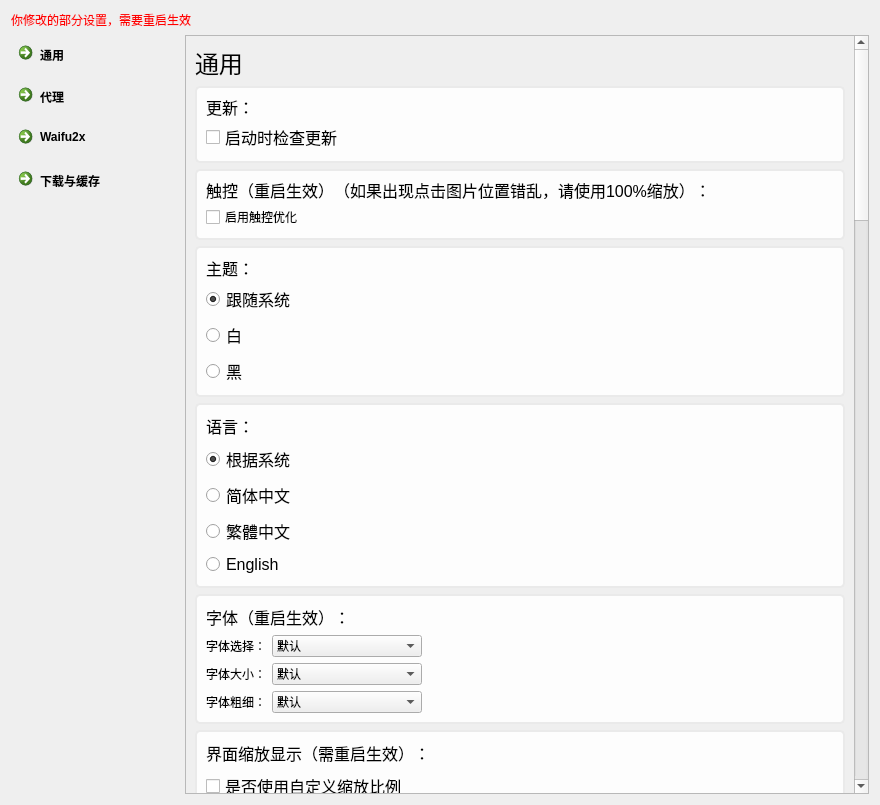
tonquer/JMComic-qt, file ui/ui_setting_new.ui: the form before one commit.
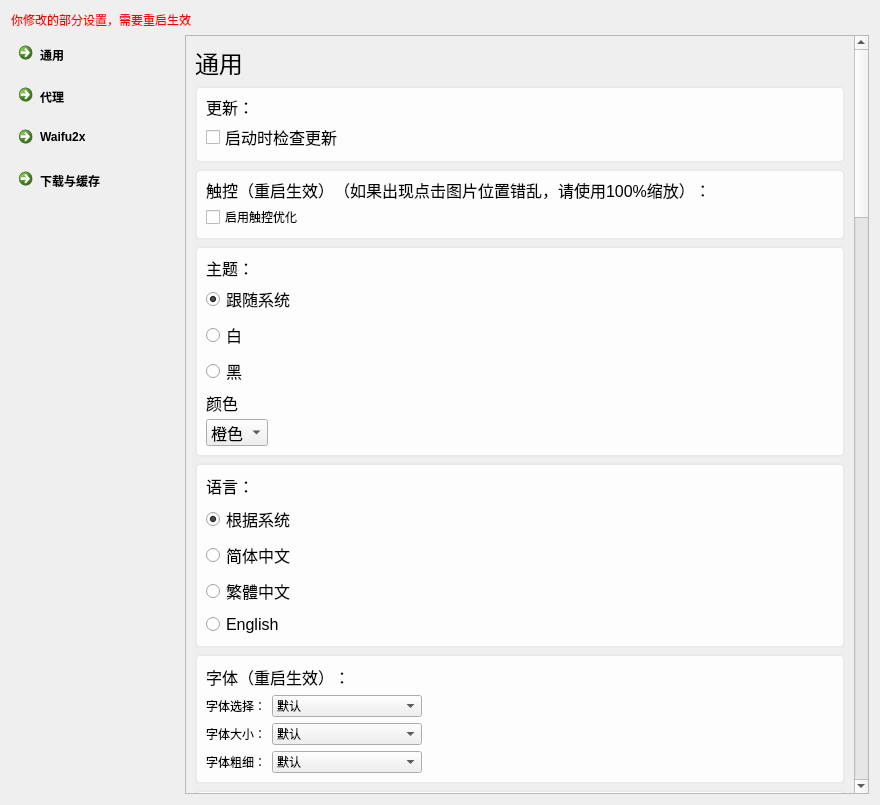
The form after the commit. Custom widgets are drawn as their Qt base class.

Patch:
```diff
--- a/ui/ui_setting_new.ui
+++ b/ui/ui_setting_new.ui
@@ -95,9 +95,9 @@
         <property name="geometry">
          <rect>
           <x>0</x>
-          <y>-2082</y>
+          <y>0</y>
           <width>661</width>
-          <height>2871</height>
+          <height>2927</height>
          </rect>
         </property>
         <property name="styleSheet">
@@ -254,6 +254,55 @@
               </attribute>
              </widget>
             </item>
+            <item>
+             <widget class="QLabel" name="label_23">
+              <property name="maximumSize">
+               <size>
+                <width>16777215</width>
+                <height>21</height>
+               </size>
+              </property>
+              <property name="font">
+               <font>
+                <pointsize>12</pointsize>
+               </font>
+              </property>
+              <property name="text">
+               <string>颜色</string>
+              </property>
+             </widget>
+            </item>
+            <item>
+             <layout class="QHBoxLayout" name="horizontalLayout_12">
+              <item>
+               <widget class="QComboBox" name="colorBox">
+                <item>
+                 <property name="text">
+                  <string>橙色</string>
+                 </property>
+                </item>
+                <item>
+                 <property name="text">
+                  <string>粉色</string>
+                 </property>
+                </item>
+               </widget>
+              </item>
+              <item>
+               <spacer name="horizontalSpacer_5">
+                <property name="orientation">
+                 <enum>Qt::Horizontal</enum>
+                </property>
+                <property name="sizeHint" stdset="0">
+                 <size>
+                  <width>40</width>
+                  <height>20</height>
+                 </size>
+                </property>
+               </spacer>
+              </item>
+             </layout>
+            </item>
            </layout>
           </widget>
          </item>
```
Left out of the diff: 4 changed lines with no effect on the pictures.
